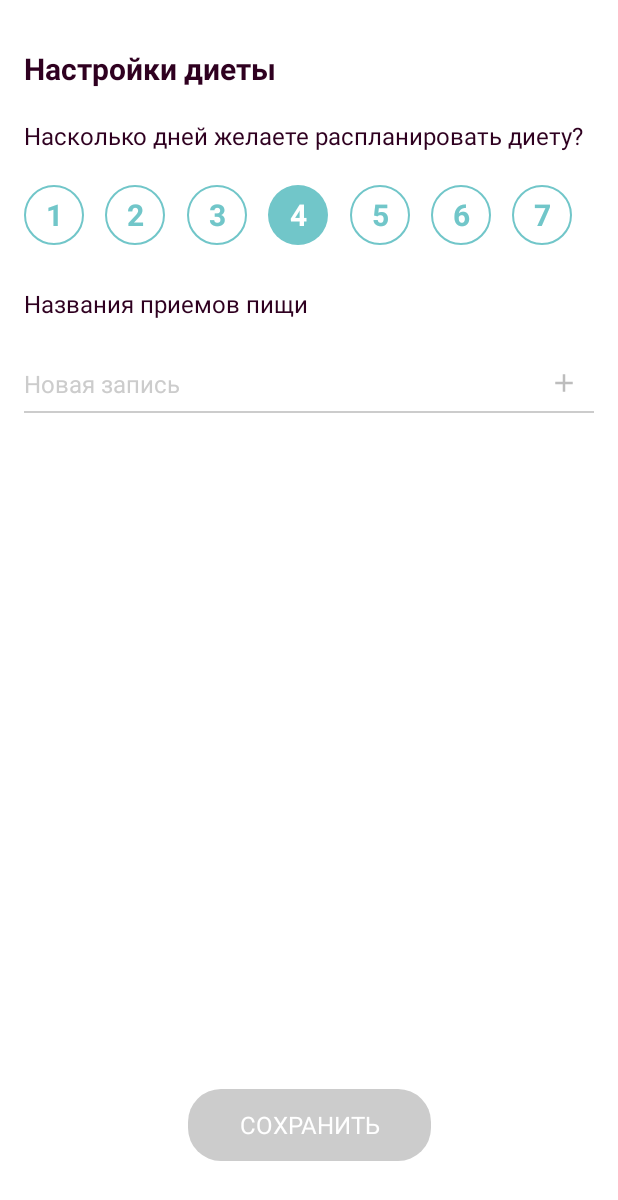
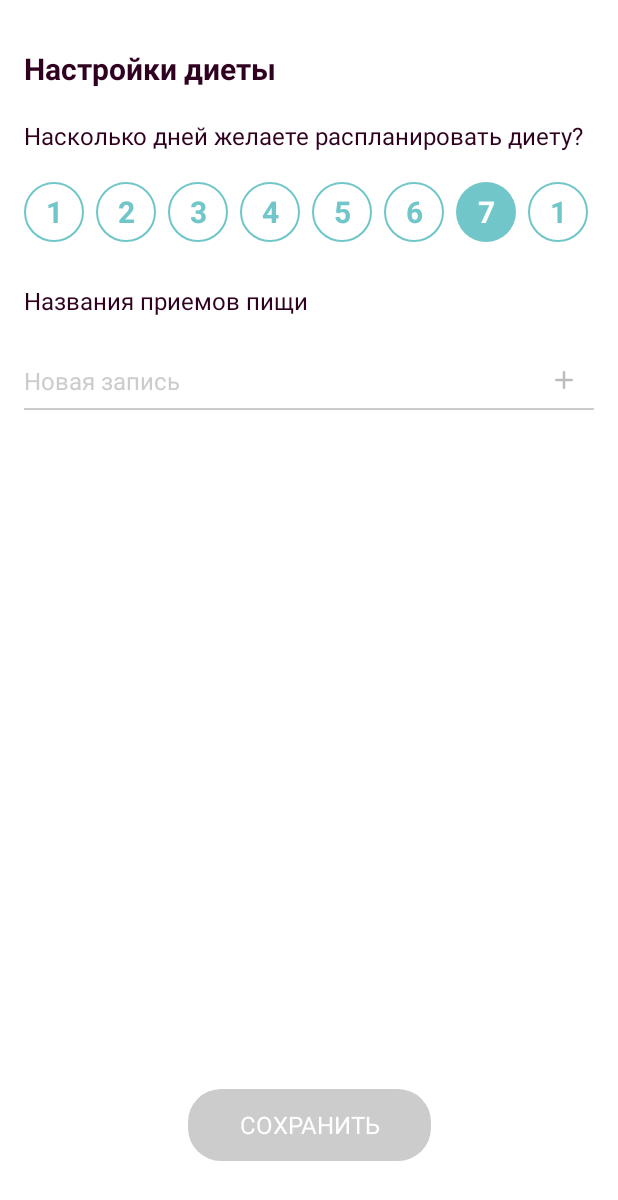
Before and after one commit to deeman30rus/KSD_mc, an Android app: the fragment SettingsFragment shown on its own in the app's theme, on a phone screen of 412 x 824 dp. Shown: the top 1200 px of the screen. Run offline under Robolectric (Android 15) with nearby library versions, the phone set to English and light mode, and no system bars; our stand-ins replace Dagger/Hilt's generated code, Picasso, Room's generated code, RxJava; libraries missing offline, so code that uses them is left out: com.facebook.stetho; 1 statement that could not run was skipped.

Commit message:
bugfix поменял view для отображения количества дней

```diff
--- a/app/src/main/java/com/delizarov/ksmartdiet/ui/views/SettingsView.kt
+++ b/app/src/main/java/com/delizarov/ksmartdiet/ui/views/SettingsView.kt
@@ -4,7 +4,7 @@ import android.content.Context
 import android.support.constraint.ConstraintLayout
 import android.util.AttributeSet
 import com.delizarov.common.x.ui.bind
-import com.delizarov.customviews.PlanDaysView
+import com.delizarov.customviews.NumSelectView
 import com.delizarov.ksmartdiet.R
 import com.delizarov.ksmartdiet.domain.models.DietSettings
 
@@ -19,7 +19,7 @@ class SettingsView(ctx: Context, attrs: AttributeSet?, defStyleAttr: Int) : Cons
 
     var onSettingsChanged: (DietSettings) -> Unit = {}
 
-    private val planDays: PlanDaysView by bind(R.id.plan_days_amount)
+    private val planDays: NumSelectView by bind(R.id.plan_days_amount)
     private val mealTypes: EditMealTypesView by bind(R.id.meal_types)
 
     constructor(ctx: Context) : this(ctx, null)
@@ -35,10 +35,10 @@ class SettingsView(ctx: Context, attrs: AttributeSet?, defStyleAttr: Int) : Cons
 
     private fun render() {
 
-        planDays.amount = settings.planDays
-        planDays.onAmountChangedListener = { amount ->
+        planDays.selectedNum = settings.planDays
+        planDays.onNumberSelected = { number ->
 
-            settings.planDays = amount
+            settings.planDays = number
 
             onSettingsChanged(settings)
         }
--- a/app/src/main/res/layout/fragment_diet.xml
+++ b/app/src/main/res/layout/fragment_diet.xml
@@ -15,7 +15,6 @@
         android:layout_marginTop="50dp"
         app:layout_constraintStart_toStartOf="parent"
         app:layout_constraintTop_toTopOf="parent"
-        app:max_days="6"
         app:start_date="now" />
 
 
--- a/app/src/main/res/layout/view_settings.xml
+++ b/app/src/main/res/layout/view_settings.xml
@@ -4,16 +4,17 @@
     android:layout_width="match_parent"
     android:layout_height="match_parent">
 
-    <com.delizarov.customviews.PlanDaysView
+    <com.delizarov.customviews.NumSelectView
         android:id="@+id/plan_days_amount"
         android:layout_width="0dp"
         android:layout_height="40dp"
+        android:layout_marginTop="20dp"
+        android:layout_marginStart="16dp"
         android:layout_marginEnd="16dp"
-        android:layout_marginStart="16dp"
-        android:layout_marginTop="22dp"
         app:layout_constraintEnd_toEndOf="parent"
         app:layout_constraintStart_toStartOf="parent"
-        app:layout_constraintTop_toTopOf="parent" />
+        app:layout_constraintTop_toTopOf="parent"
+        app:nsv_amount="7" />
 
     <TextView
         android:id="@+id/meal_types_title"
@@ -31,10 +32,10 @@
         android:id="@+id/meal_types"
         android:layout_width="0dp"
         android:layout_height="wrap_content"
-        android:layout_marginBottom="12dp"
-        android:layout_marginEnd="16dp"
         android:layout_marginStart="16dp"
         android:layout_marginTop="22dp"
+        android:layout_marginEnd="16dp"
+        android:layout_marginBottom="12dp"
         app:layout_constraintEnd_toEndOf="parent"
         app:layout_constraintStart_toStartOf="parent"
         app:layout_constraintTop_toBottomOf="@id/meal_types_title" />
--- /dev/null
+++ b/customviews/src/main/java/com/delizarov/customviews/NumSelectView.kt
@@ -0,0 +1,147 @@
+package com.delizarov.customviews
+
+import android.content.Context
+import android.support.v4.content.ContextCompat
+import android.util.AttributeSet
+import android.view.LayoutInflater
+import android.widget.LinearLayout
+import android.widget.TextView
+
+class NumSelectView(ctx: Context, attrs: AttributeSet?, defStyleAttr: Int) : LinearLayout(ctx, attrs, defStyleAttr) {
+
+    constructor(ctx: Context) : this(ctx, null)
+
+    constructor(ctx: Context, attrs: AttributeSet?) : this(ctx, attrs, 0)
+
+    private val views = mutableListOf<TextView>()
+
+    private var selected: Int = 0
+        set(value) {
+
+            if (field == value)
+                return
+
+            views[field].setUnselected()
+            field = value
+            views[field].setSelected()
+        }
+
+    private var isMarginsMeasured = false
+
+    var amount: Int = 0
+        set(value) {
+
+            field = value
+
+            isMarginsMeasured = false
+
+            render()
+
+            requestLayout()
+        }
+
+    var selectedNum: Int
+        get() = if (amount == 0) -1 else Integer.valueOf(views[selected].text.toString())
+        set(value) {
+
+            val pos = views.indexOfFirst { it.text == value.toString() }
+            selected = pos
+        }
+
+    var onNumberSelected: (Int) -> Unit = {}
+
+    init {
+
+        parseAttrs(attrs)
+
+        inflate()
+
+        render()
+    }
+
+    private fun inflate() {
+        val inflater = LayoutInflater.from(context)
+
+        inflater.inflate(R.layout.view_num_select, this, true)
+    }
+
+    private fun render() {
+
+        if (amount == 0)
+            return
+
+        val inflater = LayoutInflater.from(context)
+
+        for (i in 0 until amount) {
+
+            val tv = inflater.inflate(R.layout.view_day, this, false) as TextView
+
+            tv.id = i
+            tv.text = (i + 1).toString()
+
+            tv.setUnselected()
+
+            tv.setOnClickListener {
+
+                selected = i
+                onNumberSelected.invoke(i + 1)
+            }
+
+            views.add(tv)
+            addView(tv)
+        }
+
+        views[selected].setSelected()
+    }
+
+    override fun onMeasure(widthMeasureSpec: Int, heightMeasureSpec: Int) {
+        super.onMeasure(widthMeasureSpec, heightMeasureSpec)
+
+        if (views.isEmpty())
+            return
+
+        val first = views.first()
+        val last = views.last()
+
+        (first.layoutParams as MarginLayoutParams).marginStart = 16
+        (last.layoutParams as MarginLayoutParams).marginEnd = 16
+
+        if (views.size == 1)
+            return
+
+        val marginBetween = width - (first.width * views.size + 32) / (views.size - 1)
+
+        repeat(views.size - 1) { i ->
+            (views[i].layoutParams as MarginLayoutParams).marginEnd = marginBetween
+        }
+
+        if (!isMarginsMeasured) {
+            isMarginsMeasured = true
+            requestLayout()
+        }
+    }
+
+    private fun parseAttrs(attrs: AttributeSet?) {
+
+        if (attrs == null)
+            return
+
+        val ta = context.obtainStyledAttributes(attrs, R.styleable.NumSelectView)
+
+        amount = ta.getInt(R.styleable.NumSelectView_nsv_amount, 0)
+
+        ta.recycle()
+    }
+}
+
+private fun TextView.setSelected() {
+
+    setTextColor(ContextCompat.getColor(context, R.color.white))
+    background = ContextCompat.getDrawable(context, R.drawable.numbered_radio_button_checked_background)
+}
+
+private fun TextView.setUnselected() {
+
+    setTextColor(ContextCompat.getColor(context, R.color.seafoam_blue))
+    background = ContextCompat.getDrawable(context, R.drawable.numbered_radio_button_unchecked_background)
+}
--- a/customviews/src/main/java/com/delizarov/customviews/PlanDaysView.kt
+++ /dev/null
@@ -1,164 +0,0 @@
-package com.delizarov.customviews
-
-import android.content.Context
-import android.content.res.TypedArray
-import android.support.constraint.ConstraintLayout
-import android.support.v7.widget.GridLayoutManager
-import android.support.v7.widget.RecyclerView
-import android.util.AttributeSet
-import android.view.LayoutInflater
-import android.view.View
-import android.view.ViewGroup
-import android.widget.TextView
-import com.delizarov.common.ui.adapters.SortedListAdapter
-import com.delizarov.common.ui.viewholders.ViewHolderBase
-import com.delizarov.common.x.ui.bind
-
-class PlanDaysView(context: Context, attrs: AttributeSet?, defStyleAttr: Int) : ConstraintLayout(context, attrs, defStyleAttr) {
-
-    private var _maxDays: Int = MAX_DAYS_DEFAULT
-
-    private var _selected: Int = SELECTED_DEFAULT
-
-    var amount: Int = 0
-        get() = values[_selected] as Int
-        set(value) {
-
-            if (_selected == value)
-                return
-
-            field = values[_selected] as Int
-
-            onAmountChangedListener(field)
-        }
-
-    var onAmountChangedListener: (Int) -> Unit = {}
-
-    private var values = mutableListOf<Number>() // Int не работает с SortedList из-за каста (int[])
-
-    private val days: RecyclerView by bind(R.id.days)
-
-    private val adapter = object : SortedListAdapter<Number>(Number::class.java, Comparator { o1, o2 ->
-        if (o1 is Int && o2 is Int)
-            return@Comparator Integer.compare(o1, o2)
-        else return@Comparator 0
-    }) {
-        override fun onBindViewHolder(holder: ViewHolderBase<Number>, position: Int) {
-
-            holder.itemView.setOnClickListener {
-
-                if (_selected == position)
-                    return@setOnClickListener
-
-                (holder as DayViewHolder).checked = true
-                (days.findViewHolderForAdapterPosition(_selected) as DayViewHolder).checked = false // потенциально вызовет угрозу если если вьюх будет слишком много
-
-                _selected = position
-            }
-
-            holder.bind(get(position))
-        }
-
-        override fun onCreateViewHolder(parent: ViewGroup, viewType: Int): ViewHolderBase<Number> {
-
-            val v = LayoutInflater.from(context).inflate(R.layout.viewholder_day, parent, false)
-
-            return DayViewHolder(v, viewType == TYPE_CHECKED)
-        }
-
-        override fun getItemViewType(position: Int): Int = if (position == _selected) TYPE_CHECKED else TYPE_UNCHECKED
-    }
-
-    constructor(context: Context) : this(context, null)
-
-    constructor(context: Context, attrs: AttributeSet?) : this(context, attrs, 0)
-
-    init {
-
-        val a = context.obtainStyledAttributes(attrs, R.styleable.PlanDaysView, defStyleAttr, 0)
-
-        parseAttributes(a)
-
-        inflateView()
-
-        a.recycle()
-    }
-
-    private fun parseAttributes(array: TypedArray) {
-
-        _maxDays = array.getInt(R.styleable.PlanDaysView_pdv_max_plan_days, MAX_DAYS_DEFAULT)
-        _selected = array.getInt(R.styleable.PlanDaysView_pdv_max_plan_days, SELECTED_DEFAULT)
-
-        values = (1.._maxDays).toMutableList()
-    }
-
-    private fun inflateView() {
-
-        val inflater = LayoutInflater.from(context)
-
-        inflater.inflate(R.layout.plan_days_view, this, true)
-
-        days.layoutManager = GridLayoutManager(context, _maxDays)
-        days.adapter = adapter
-
-        adapter.addAll(values)
-    }
-
-    companion object {
-
-        private const val TYPE_CHECKED = 1
-        private const val TYPE_UNCHECKED = 0
-
-        private const val MAX_DAYS_DEFAULT = 7
-        private const val SELECTED_DEFAULT = 3
-    }
-}
-
-internal class DayViewHolder(itemView: View, checked: Boolean) : ViewHolderBase<Number>(itemView) {
-
-    private var caption: TextView = itemView.findViewById(R.id.caption)
-
-    var checked: Boolean = checked
-        set(value) {
-
-            if (field == value)
-                return
-
-            field = value
-
-            if (field)
-                setChecked()
-            else
-                setUnchecked()
-        }
-
-    override fun bind(item: Number) {
-
-        val caption = itemView.findViewById<TextView>(R.id.caption)
-
-        caption.text = item.toString()
-
-        if (checked)
-            setChecked()
-        else
-            setUnchecked()
-    }
-
-    private fun setChecked() {
-
-        val resources = itemView.context.resources
-
-        caption.setBackgroundResource(R.drawable.numbered_radio_button_checked_background)
-        caption.setTextColor(resources.getColor(R.color.white))
-    }
-
-    private fun setUnchecked() {
-
-        val resources = itemView.context.resources
-
-        caption.setBackgroundResource(R.drawable.numbered_radio_button_unchecked_background)
-        caption.setTextColor(resources.getColor(R.color.seafoam_blue))
-    }
-
-
-}
--- a/customviews/src/main/res/layout/new_line_viewholder.xml
+++ /dev/null
@@ -1,11 +0,0 @@
-<?xml version="1.0" encoding="utf-8"?>
-<android.support.constraint.ConstraintLayout
-    xmlns:android="http://schemas.android.com/apk/res/android"
-    xmlns:app="http://schemas.android.com/apk/res-auto"
-    android:id="@+id/container"
-    android:layout_width="match_parent"
-    android:layout_height="56dp">
-
-
-
-</android.support.constraint.ConstraintLayout>
--- a/customviews/src/main/res/layout/viewholder_day.xml
+++ b/customviews/src/main/res/layout/view_day.xml
@@ -1,7 +1,5 @@
 <?xml version="1.0" encoding="utf-8"?>
-<TextView
-    xmlns:android="http://schemas.android.com/apk/res/android"
-    xmlns:app="http://schemas.android.com/apk/res-auto"
+<TextView xmlns:android="http://schemas.android.com/apk/res/android"
     xmlns:tools="http://schemas.android.com/tools"
     android:id="@+id/caption"
     android:layout_width="40dp"
@@ -10,9 +8,6 @@
     android:gravity="center"
     android:textSize="20sp"
     android:textStyle="bold"
-    app:layout_constraintTop_toTopOf="parent"
-    app:layout_constraintBottom_toBottomOf="parent"
-    app:layout_constraintStart_toStartOf="parent"
-    app:layout_constraintEnd_toEndOf="parent"
+    android:layout_marginEnd="8dp"
     tools:text="1"
     tools:textColor="@color/white" />
--- /dev/null
+++ b/customviews/src/main/res/layout/view_num_select.xml
@@ -0,0 +1,6 @@
+<?xml version="1.0" encoding="utf-8"?>
+<LinearLayout xmlns:android="http://schemas.android.com/apk/res/android"
+    android:layout_width="wrap_content"
+    android:layout_height="match_parent"
+    android:gravity="center_vertical"
+    />
--- a/customviews/src/main/res/values/styleable.xml
+++ b/customviews/src/main/res/values/styleable.xml
@@ -4,22 +4,22 @@
         <attr name="el_label_text" format="string" />
     </declare-styleable>
 
-    <declare-styleable name="SelectNearDateView" >
-        <attr name="snd_background" format="color"/>
+    <declare-styleable name="SelectNearDateView">
+        <attr name="snd_background" format="color" />
     </declare-styleable>
 
     <declare-styleable name="DateStepper">
-        <attr name="start_date" format="string"/>
+        <attr name="start_date" format="string" />
         <attr name="max_days" format="integer" />
     </declare-styleable>
 
-    <declare-styleable name="NumberedRadioButton" >
+    <declare-styleable name="NumberedRadioButton">
 
         <attr name="nrb_caption" format="string" />
         <attr name="nrb_checked" format="boolean" />
     </declare-styleable>
 
-    <declare-styleable name="NumberedRadioGroup" >
+    <declare-styleable name="NumberedRadioGroup">
         <attr name="nrg_buttons_amount" format="integer" />
     </declare-styleable>
 
@@ -28,7 +28,11 @@
         <attr name="pdv_amount" format="integer" />
     </declare-styleable>
 
-    <declare-styleable name="EditMealTypesView" >
+    <declare-styleable name="NumSelectView">
+        <attr name="nsv_amount" format="integer" />
+    </declare-styleable>
+
+    <declare-styleable name="EditMealTypesView">
         <attr name="emtv_prop" format="string" />
     </declare-styleable>
 
```
